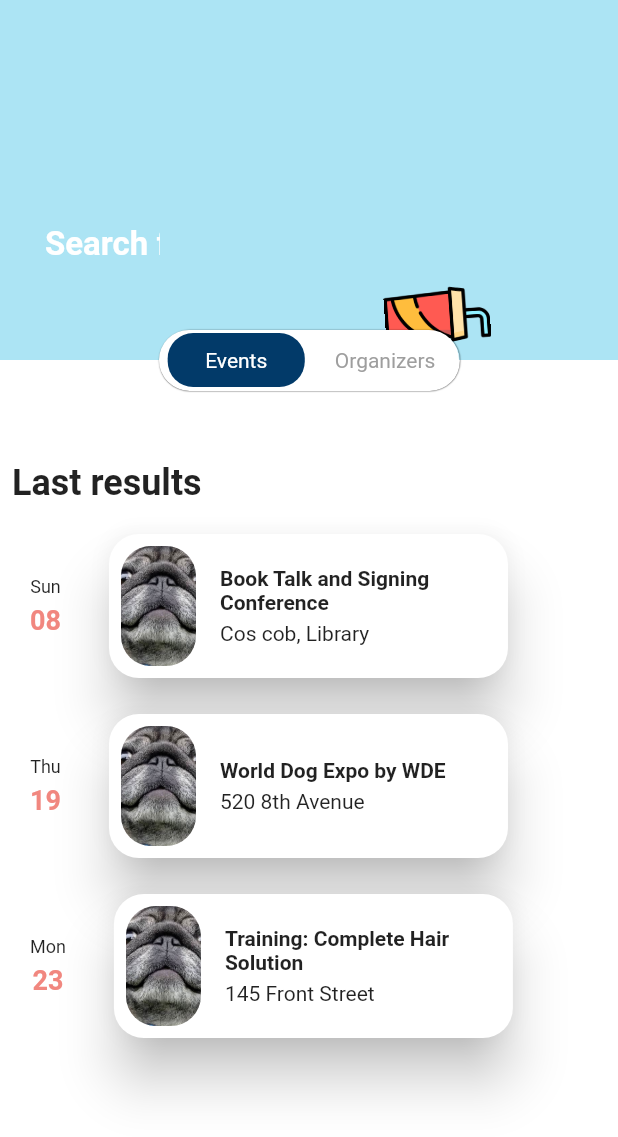
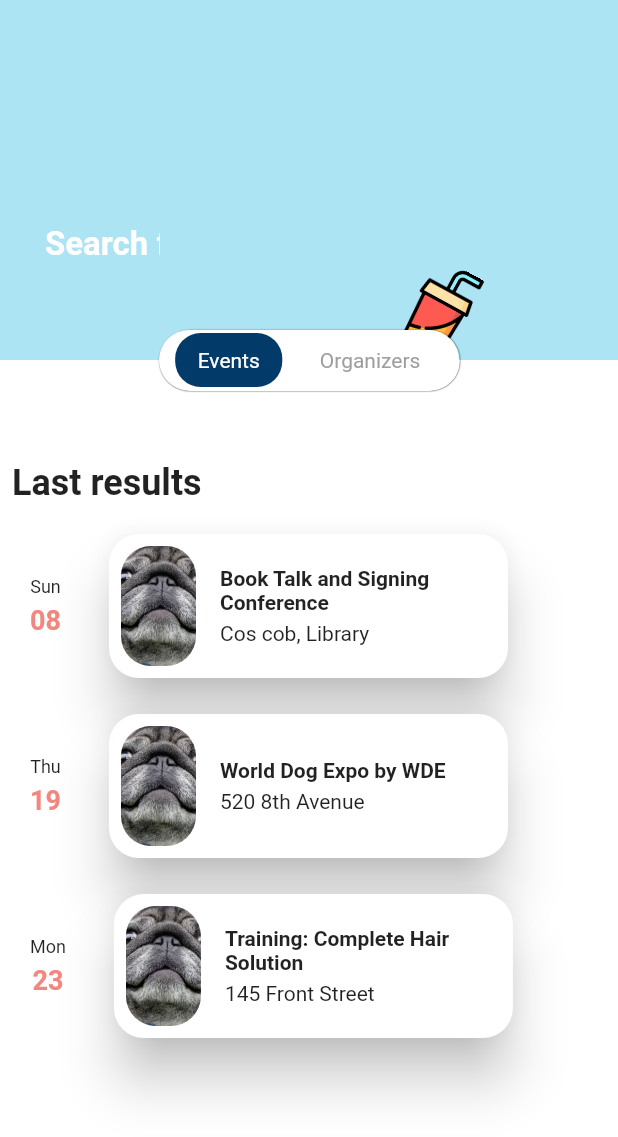
Before and after one commit to larsien/UIChallenge_event_ios_mobile_app_animation_by_ronasit2, a Flutter app: the Page2 screen opened directly, on a phone screen of 412 x 824 dp. Shown: the top 1137 px of the screen. Run offline on Flutter 3.47's test engine with Material 2 defaults, Android fonts, the phone set to English and light mode, and no system bars.

Commit message:
Update page2.dart

```diff
--- a/lib/page2.dart
+++ b/lib/page2.dart
@@ -1,7 +1,5 @@
-import 'package:event_ios_mobile_app_animation_by_ronasit/common.dart';
 import 'package:flutter/material.dart';
-import 'dart:math';
-
+import 'common.dart';
 import 'page3.dart';
 
 class Page2 extends StatefulWidget {
@@ -21,17 +19,14 @@ class _Page2State extends State<Page2> with SingleTickerProviderStateMixin {
     super.initState();
     controller =
         AnimationController(duration: const Duration(seconds: 3), vsync: this);
-    //for text
     headerTextFadeInAnimation = Tween(begin: 0.0, end: 1.0).animate(
         CurvedAnimation(parent: controller, curve: Curves.easeOutCubic));
-
     headerTextSlideUpAnimation = Tween<Offset>(
             begin: const Offset(0, 1), end: const Offset(0, 0))
         .animate(CurvedAnimation(parent: controller, curve: Curves.elasticOut));
     controller.forward();
   }
 
-  List<bool> boolList = [true, true, true];
   @override
   Widget build(BuildContext context) {
     return Scaffold(
@@ -44,8 +39,6 @@ class _Page2State extends State<Page2> with SingleTickerProviderStateMixin {
         ),
       ),
     );
-
-    // return const FlutterLogo();
   }
 
   @override
@@ -55,187 +48,8 @@ class _Page2State extends State<Page2> with SingleTickerProviderStateMixin {
   }
 }
 
-class Body extends StatelessWidget {
-  const Body({super.key, required this.controller});
-  final AnimationController controller;
-  @override
-  Widget build(BuildContext context) {
-    return Expanded(
-      child: ListView.builder(
-        itemCount: sampleContentList.length,
-        itemBuilder: (context, index) {
-          var item = sampleContentList[index];
-          Animation<double> itemOpacityAnimation = Tween(begin: 0.0, end: 1.0)
-              .animate(CurvedAnimation(
-                  parent: controller,
-                  curve: Interval(0.1 * index, 0.6 + index * 0.1,
-                      curve: Curves.linear)));
-          Animation<Offset> itemSlideAnimation =
-              Tween<Offset>(begin: const Offset(0, 0.3), end: Offset.zero)
-                  .animate(CurvedAnimation(
-                      parent: controller,
-                      curve: Interval(0.1 * index, 0.6 + index * 0.1,
-                          curve: Curves.linear)));
-          return GestureDetector(
-            onTap: () => Navigator.push(context, delayedRoute(index)),
-            // MaterialPageRoute(builder: (contgext) => Page2(index))),
-            child: Item(item: item, index: index),
-          );
-        },
-      ),
-    );
-  }
-
-  Route delayedRoute(int index) {
-    return PageRouteBuilder(
-      pageBuilder: (_, __, ___) => Page3(index),
-      transitionDuration: const Duration(milliseconds: 1200),
-    );
-  }
-}
-
-class Item extends StatelessWidget {
-  const Item({super.key, required this.item, required this.index});
-
-  final Map<String, String> item;
-  final int index;
-  @override
-  Widget build(BuildContext context) {
-    return Row(
-      // crossAxisAlignment: CrossAxisAlignment.center,
-      mainAxisSize: MainAxisSize.max,
-      children: [
-        Padding(
-          padding: const EdgeInsets.all(20.0),
-          child: Column(
-            children: [
-              Text(item["dayOfWeek"]!, style: const TextStyle(fontSize: 12)),
-              const SizedBox(height: 5),
-              Text(item["day"]!,
-                  style: const TextStyle(
-                      fontSize: 18,
-                      color: Color(primaryRedColor),
-                      fontWeight: FontWeight.bold))
-            ],
-          ),
-        ),
-        Padding(
-          padding: const EdgeInsets.all(8.0),
-          child: Stack(
-            children: [
-              Hero(
-                tag: "content$index",
-                child: CardBody(item: item),
-              ),
-              Hero(
-                tag: "test$index",
-                child: CardImage(item: item),
-              ),
-            ],
-          ),
-        )
-      ],
-    );
-  }
-}
-
-class CardImage extends StatelessWidget {
-  const CardImage({
-    super.key,
-    required this.item,
-  });
-
-  final Map<String, String> item;
-
-  @override
-  Widget build(BuildContext context) {
-    return Padding(
-      padding: const EdgeInsets.only(left: 12, top: 12),
-      child: Container(
-        width: 50,
-        height: 80,
-        decoration: BoxDecoration(
-            image: DecorationImage(
-                fit: BoxFit.cover,
-                image:
-                    //  Image.asset(item["image"]!)
-                    AssetImage(
-                  item["image"]!,
-                )),
-            borderRadius: const BorderRadius.all(Radius.circular(20))),
-      ),
-    );
-  }
-}
-
-class CardBody extends StatelessWidget {
-  const CardBody({
-    super.key,
-    required this.item,
-  });
-
-  final Map<String, String> item;
-
-  @override
-  Widget build(BuildContext context) {
-    return Card(
-      shape: RoundedRectangleBorder(
-        borderRadius: BorderRadius.circular(20),
-      ),
-      elevation: 15,
-      child: Row(
-        // mainAxisAlignment: MainAxisAlignment.end,
-        // mainAxisSize: MainAxisSize.max,
-        children: [
-          const Padding(
-            padding: EdgeInsets.all(8.0),
-            child: SizedBox(
-              width: 50,
-              height: 80,
-            ),
-          ),
-          SizedBox(
-            width: 200,
-            child: Padding(
-              padding: const EdgeInsets.all(8.0),
-              child: Column(
-                crossAxisAlignment: CrossAxisAlignment.start,
-                children: [
-                  Text(item["title"]!,
-                      maxLines: 2,
-                      overflow: TextOverflow.clip,
-                      style: const TextStyle(fontWeight: FontWeight.bold)),
-                  const SizedBox(height: 5),
-                  Text(item["location"]!)
-                ],
-              ),
-            ),
-          ),
-        ],
-      ),
-    );
-  }
-}
-
-class Header extends StatelessWidget {
-  const Header({
-    super.key,
-  });
-
-  @override
-  Widget build(BuildContext context) {
-    return const Padding(
-      padding: EdgeInsets.all(8.0),
-      child: Text("Last results",
-          style: TextStyle(fontSize: 24, fontWeight: FontWeight.bold)),
-    );
-  }
-}
-
 class CustomCoffeeAppBar extends StatefulWidget with PreferredSizeWidget {
-// class CustomAppBar extends AppBar {
-  // ignore: use_key_in_widget_constructors
-  CustomCoffeeAppBar(this.controller);
+  CustomCoffeeAppBar(this.controller, {super.key});
   final AnimationController controller;
   @override
   State<CustomCoffeeAppBar> createState() => _CustomCoffeeAppBarState();
@@ -246,24 +60,10 @@ class CustomCoffeeAppBar extends StatefulWidget with PreferredSizeWidget {
 
 class _CustomCoffeeAppBarState extends State<CustomCoffeeAppBar> {
   late AnimationController controller;
-  late Animation<Offset> cupSlideUpAnimation;
-  late Animation<double> cupRotateAnimation;
-  late Animation<double> cupFadeInAnimation;
-  late Animation<int> textStepAnimation;
-
   bool isLoading = true;
   @override
   void initState() {
     controller = widget.controller;
-    //for cup
-    cupRotateAnimation = Tween(begin: 0.0, end: 0.07).animate(
-        CurvedAnimation(parent: controller, curve: const ShakeCurve(count: 3)));
-    cupSlideUpAnimation = Tween(
-            begin: const Offset(0, 1), end: const Offset(0, 0))
-        .animate(CurvedAnimation(parent: controller, curve: Curves.elasticOut));
-
-    cupFadeInAnimation = Tween(begin: 0.0, end: 1.0).animate(
-        CurvedAnimation(parent: controller, curve: Curves.easeOutCubic));
 
     super.initState();
     Future.delayed(const Duration(milliseconds: 50)).then((value) {
@@ -286,7 +86,7 @@ class _CustomCoffeeAppBarState extends State<CustomCoffeeAppBar> {
         duration: const Duration(seconds: 3),
         curve: Curves.ease,
         child: Transform.rotate(
-          angle: isLoading ? 0.0 : 1.5,
+          angle: isLoading ? 0.0 : 0.5,
           child: SizedBox(
             height: 70,
             //https://www.pngwing.com/en/free-png-zqryl
@@ -343,22 +143,8 @@ class _MenuBarState extends State<MenuBar> {
                     isMenu1Selected = true;
                     setState(() {});
                   },
-                  child: Container(
-                      // width: 60,
-                      alignment: Alignment.center,
-                      decoration: BoxDecoration(
-                          borderRadius: BorderRadius.circular(17),
-                          color: isMenu1Selected
-                              ? const Color.fromARGB(255, 2, 58, 105)
-                              : Colors.white),
-                      child: Padding(
-                          padding: const EdgeInsets.symmetric(
-                              vertical: 10, horizontal: 25),
-                          child: Text('Events',
-                              style: TextStyle(
-                                  color: isMenu1Selected
-                                      ? Colors.white
-                                      : Colors.grey))))),
+                  child: AppBarMenuContainer(
+                      isMenuSelected: isMenu1Selected, menuName: "Events")),
               const SizedBox(
                 width: 10,
               ),
@@ -367,24 +153,36 @@ class _MenuBarState extends State<MenuBar> {
                     isMenu1Selected = false;
                     setState(() {});
                   },
-                  child: Container(
-                      decoration: BoxDecoration(
-                          borderRadius: BorderRadius.circular(17),
-                          color: isMenu1Selected
-                              ? Colors.white
-                              : const Color.fromARGB(255, 2, 58, 105)),
-                      child: Padding(
-                          padding: const EdgeInsets.all(10),
-                          child: Text('Organizers',
-                              style: TextStyle(
-                                  color: isMenu1Selected
-                                      ? Colors.grey
-                                      : Colors.white))))),
+                  child: AppBarMenuContainer(
+                      isMenuSelected: !isMenu1Selected, menuName: "Organizers"))
             ]),
           ),
         ),
       ),
     );
+  }
+}
+
+class AppBarMenuContainer extends StatelessWidget {
+  final bool isMenuSelected;
+  final String menuName;
+  const AppBarMenuContainer(
+      {super.key, required this.isMenuSelected, required this.menuName});
+  @override
+  Widget build(BuildContext context) {
+    return Container(
+        // width: 60,
+        alignment: Alignment.center,
+        decoration: BoxDecoration(
+            borderRadius: BorderRadius.circular(17),
+            color: isMenuSelected
+                ? const Color.fromARGB(255, 2, 58, 105)
+                : Colors.white),
+        child: Padding(
+            padding: const EdgeInsets.symmetric(vertical: 10, horizontal: 15),
+            child: Text(menuName,
+                style: TextStyle(
+                    color: isMenuSelected ? Colors.white : Colors.grey))));
   }
 }
 
@@ -431,8 +229,6 @@ class AppBarBottomWhiteBackground extends StatelessWidget {
         child: Divider(
           thickness: 60,
           color: Colors.white,
-          // decoration: const BoxDecoration(color: Colors.blue),
-          // child: const SizedBox(height: 60))
         ));
   }
 }
@@ -457,13 +253,165 @@ class AppBarBackground extends StatelessWidget {
   }
 }
 
-class ShakeCurve extends Curve {
-  final double count;
-  const ShakeCurve({this.count = 1});
+class Header extends StatelessWidget {
+  const Header({
+    super.key,
+  });
 
   @override
-  double transformInternal(double t) {
-    var val = sin(count * 2 * pi * t + 0.5) * 0.5 + 0.7;
-    return val;
+  Widget build(BuildContext context) {
+    return const Padding(
+      padding: EdgeInsets.all(8.0),
+      child: Text("Last results",
+          style: TextStyle(fontSize: 24, fontWeight: FontWeight.bold)),
+    );
   }
 }
+
+class Body extends StatelessWidget {
+  const Body({super.key, required this.controller});
+  final AnimationController controller;
+  @override
+  Widget build(BuildContext context) {
+    return Expanded(
+      child: ListView.builder(
+        itemCount: sampleContentList.length,
+        itemBuilder: (context, index) {
+          var item = sampleContentList[index];
+
+          return GestureDetector(
+            onTap: () => Navigator.push(context, _delayedRoute(index)),
+            child: ListItem(item: item, index: index),
+          );
+        },
+      ),
+    );
+  }
+
+  Route _delayedRoute(int index) {
+    return PageRouteBuilder(
+      pageBuilder: (_, __, ___) => Page3(index),
+      transitionDuration: const Duration(milliseconds: 1200),
+    );
+  }
+}
+
+class ListItem extends StatelessWidget {
+  const ListItem({super.key, required this.item, required this.index});
+
+  final Map<String, String> item;
+  final int index;
+  @override
+  Widget build(BuildContext context) {
+    return Row(
+      mainAxisSize: MainAxisSize.max,
+      children: [
+        Padding(
+          padding: const EdgeInsets.all(20.0),
+          child: Column(
+            children: [
+              Text(item["dayOfWeek"]!, style: const TextStyle(fontSize: 12)),
+              const SizedBox(height: 5),
+              Text(item["day"]!,
+                  style: const TextStyle(
+                      fontSize: 18,
+                      color: Color(primaryRedColor),
+                      fontWeight: FontWeight.bold))
+            ],
+          ),
+        ),
+        Padding(
+          padding: const EdgeInsets.all(8.0),
+          child: Stack(
+            children: [
+              Hero(
+                tag: "content$index",
+                child: CardBody(item: item),
+              ),
+              Hero(
+                tag: "image$index",
+                child: CardImage(item: item),
+              ),
+            ],
+          ),
+        )
+      ],
+    );
+  }
+}
+
+class CardImage extends StatelessWidget {
+  const CardImage({
+    super.key,
+    required this.item,
+  });
+
+  final Map<String, String> item;
+
+  @override
+  Widget build(BuildContext context) {
+    return Padding(
+      padding: const EdgeInsets.only(left: 12, top: 12),
+      child: Container(
+        width: 50,
+        height: 80,
+        decoration: BoxDecoration(
+            image: DecorationImage(
+                fit: BoxFit.cover,
+                image:
+                    //  Image.asset(item["image"]!)
+                    AssetImage(
+                  item["image"]!,
+                )),
+            borderRadius: const BorderRadius.all(Radius.circular(20))),
+      ),
+    );
+  }
+}
+
+class CardBody extends StatelessWidget {
+  const CardBody({
+    super.key,
+    required this.item,
+  });
+
+  final Map<String, String> item;
+
+  @override
+  Widget build(BuildContext context) {
+    return Card(
+      shape: RoundedRectangleBorder(
+        borderRadius: BorderRadius.circular(20),
+      ),
+      elevation: 15,
+      child: Row(
+        children: [
+          const Padding(
+            padding: EdgeInsets.all(8.0),
+            child: SizedBox(
+              width: 50,
+              height: 80,
+            ),
+          ),
+          SizedBox(
+            width: 200,
+            child: Padding(
+              padding: const EdgeInsets.all(8.0),
+              child: Column(
+                crossAxisAlignment: CrossAxisAlignment.start,
+                children: [
+                  Text(item["title"]!,
+                      maxLines: 2,
+                      overflow: TextOverflow.clip,
+                      style: const TextStyle(fontWeight: FontWeight.bold)),
+                  const SizedBox(height: 5),
+                  Text(item["location"]!)
+                ],
+              ),
+            ),
+          ),
+        ],
+      ),
+    );
+  }
+}
```
